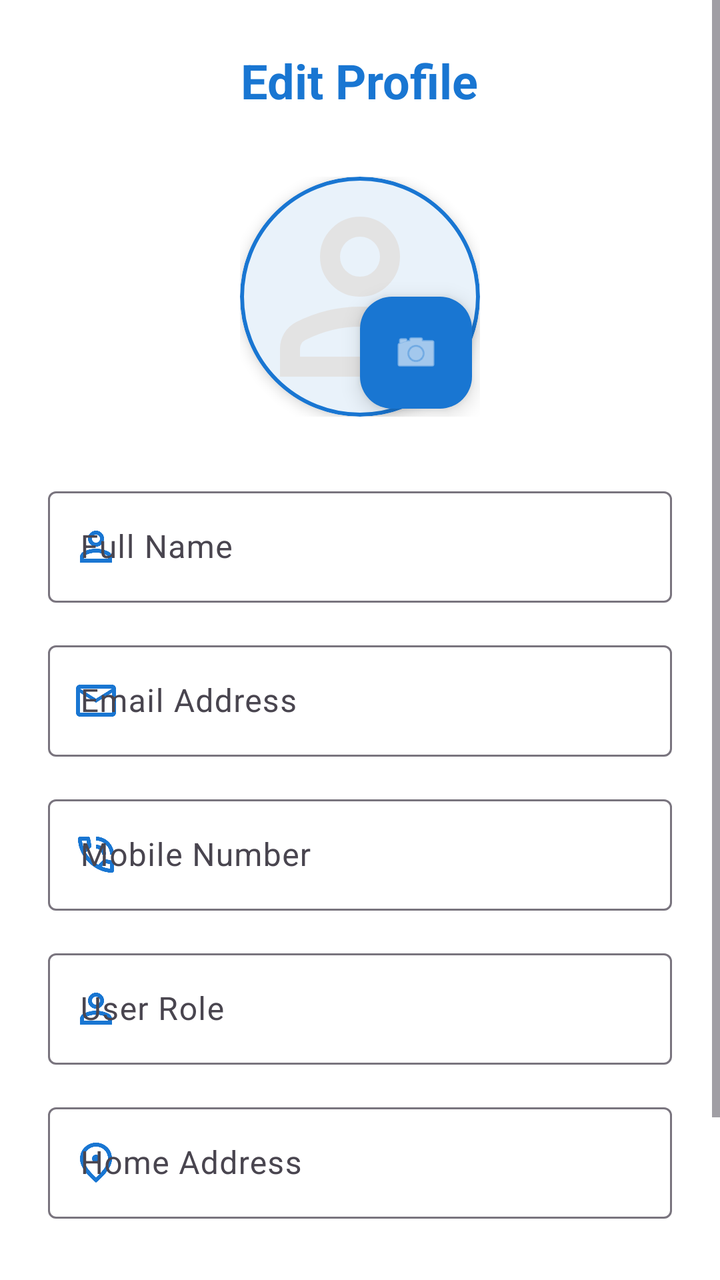
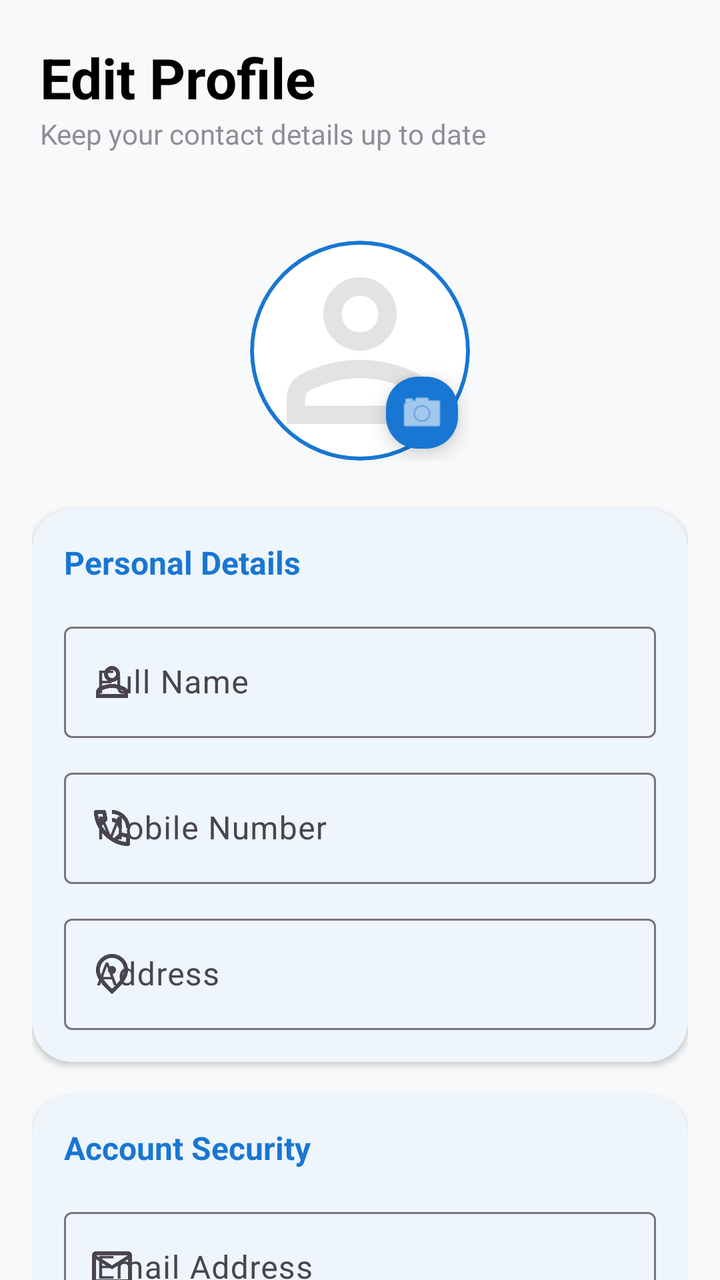

Two renders of the same Android screen: before a commit and after it. Below are the layout's source before the change and the commit's diff.
<!-- AndroidManifest.xml: application theme Theme.Urbanfix -->
<!-- res/layout/fragment_editprofile.xml -->
<?xml version="1.0" encoding="utf-8"?>
<ScrollView xmlns:android="http://schemas.android.com/apk/res/android"
    xmlns:app="http://schemas.android.com/apk/res-auto"
    xmlns:tools="http://schemas.android.com/tools"
    android:layout_width="match_parent"
    android:layout_height="match_parent"
    android:fillViewport="true"
    android:background="?android:attr/windowBackground">

    <LinearLayout
        android:layout_width="match_parent"
        android:layout_height="wrap_content"
        android:orientation="vertical"
        android:padding="24dp">

        <TextView
            android:layout_width="wrap_content"
            android:layout_height="wrap_content"
            android:text="Edit Profile"
            android:textSize="24sp"
            android:textColor="?attr/colorPrimary"
            android:textStyle="bold"
            android:layout_gravity="center"
            android:layout_marginBottom="32dp" />

        <androidx.constraintlayout.widget.ConstraintLayout
            android:layout_width="wrap_content"
            android:layout_height="wrap_content"
            android:layout_gravity="center"
            android:layout_marginBottom="32dp">

            <com.google.android.material.card.MaterialCardView
                android:id="@+id/cardProfileImage"
                android:layout_width="120dp"
                android:layout_height="120dp"
                app:cardCornerRadius="60dp"
                app:cardElevation="4dp"
                app:strokeColor="?attr/colorPrimary"
                app:strokeWidth="2dp"
                app:layout_constraintTop_toTopOf="parent"
                app:layout_constraintStart_toStartOf="parent"
                app:layout_constraintEnd_toEndOf="parent">

                <ImageView
                    android:id="@+id/ivEditProfilePicture"
                    android:layout_width="match_parent"
                    android:layout_height="match_parent"
                    android:scaleType="centerCrop"
                    android:src="@drawable/ic_person" />
            </com.google.android.material.card.MaterialCardView>

            <com.google.android.material.floatingactionbutton.FloatingActionButton
                android:id="@+id/btnChangeImage"
                android:layout_width="wrap_content"
                android:layout_height="wrap_content"
                app:fabSize="mini"
                app:srcCompat="@android:drawable/ic_menu_camera"
                app:backgroundTint="?attr/colorPrimary"
                app:tint="@color/white"
                app:layout_constraintBottom_toBottomOf="@id/cardProfileImage"
                app:layout_constraintEnd_toEndOf="@id/cardProfileImage"
                android:layout_marginEnd="4dp"
                android:layout_marginBottom="4dp" />
        </androidx.constraintlayout.widget.ConstraintLayout>

        <com.google.android.material.textfield.TextInputLayout
            style="@style/Widget.Material3.TextInputLayout.OutlinedBox"
            android:layout_width="match_parent"
            android:layout_height="wrap_content"
            android:hint="Full Name"
            app:startIconDrawable="@drawable/ic_person"
            app:startIconTint="?attr/colorPrimary">

            <com.google.android.material.textfield.TextInputEditText
                android:id="@+id/etEditName"
                android:layout_width="match_parent"
                android:layout_height="wrap_content"
                android:inputType="textPersonName" />
        </com.google.android.material.textfield.TextInputLayout>

        <com.google.android.material.textfield.TextInputLayout
            style="@style/Widget.Material3.TextInputLayout.OutlinedBox"
            android:layout_width="match_parent"
            android:layout_height="wrap_content"
            android:layout_marginTop="16dp"
            android:hint="Email Address"
            app:startIconDrawable="@drawable/ic_mail"
            app:startIconTint="?attr/colorPrimary">

            <com.google.android.material.textfield.TextInputEditText
                android:id="@+id/etEditEmail"
                android:layout_width="match_parent"
                android:layout_height="wrap_content"
                android:inputType="textEmailAddress" />
        </com.google.android.material.textfield.TextInputLayout>

        <com.google.android.material.textfield.TextInputLayout
            style="@style/Widget.Material3.TextInputLayout.OutlinedBox"
            android:layout_width="match_parent"
            android:layout_height="wrap_content"
            android:layout_marginTop="16dp"
            android:hint="Mobile Number"
            app:startIconDrawable="@drawable/ic_phone"
            app:startIconTint="?attr/colorPrimary">

            <com.google.android.material.textfield.TextInputEditText
                android:id="@+id/etEditMobile"
                android:layout_width="match_parent"
                android:layout_height="wrap_content"
                android:inputType="phone" />
        </com.google.android.material.textfield.TextInputLayout>

        <com.google.android.material.textfield.TextInputLayout
            style="@style/Widget.Material3.TextInputLayout.OutlinedBox"
            android:layout_width="match_parent"
            android:layout_height="wrap_content"
            android:layout_marginTop="16dp"
            android:hint="User Role"
            app:startIconDrawable="@drawable/ic_person"
            app:startIconTint="?attr/colorPrimary">

            <com.google.android.material.textfield.TextInputEditText
                android:id="@+id/etEditRole"
                android:layout_width="match_parent"
                android:layout_height="wrap_content"
                android:enabled="false"
                android:inputType="none" />
        </com.google.android.material.textfield.TextInputLayout>

        <com.google.android.material.textfield.TextInputLayout
            style="@style/Widget.Material3.TextInputLayout.OutlinedBox"
            android:layout_width="match_parent"
            android:layout_height="wrap_content"
            android:layout_marginTop="16dp"
            android:hint="Home Address"
            app:startIconDrawable="@drawable/ic_location"
            app:startIconTint="?attr/colorPrimary">

            <com.google.android.material.textfield.TextInputEditText
                android:id="@+id/etEditAddress"
                android:layout_width="match_parent"
                android:layout_height="wrap_content"
                android:inputType="textPostalAddress" />
        </com.google.android.material.textfield.TextInputLayout>

        <com.google.android.material.button.MaterialButton
            android:id="@+id/btnSaveProfile"
            android:layout_width="match_parent"
            android:layout_height="60dp"
            android:layout_marginTop="40dp"
            android:text="SAVE CHANGES"
            android:textStyle="bold"
            app:cornerRadius="16dp" />

    </LinearLayout>
</ScrollView>
<!-- resources referenced by this layout -->
<resources>
  <color name="white">#FFFFFFFF</color>
  <!-- drawable ic_location (drawable) -->
  <vector xmlns:android="http://schemas.android.com/apk/res/android"
      android:width="24dp"
      android:height="24dp"
      android:viewportWidth="960"
      android:viewportHeight="960">
    <path
        android:pathData="M536.5,456.5Q560,433 560,400t-23.5,-56.5Q513,320 480,320t-56.5,23.5Q400,367 400,400t23.5,56.5Q447,480 480,480t56.5,-23.5ZM480,774q122,-112 181,-203.5T720,408q0,-109 -69.5,-178.5T480,160q-101,0 -170.5,69.5T240,408q0,71 59,162.5T480,774ZM480,880Q319,743 239.5,625.5T160,408q0,-150 96.5,-239T480,80q127,0 223.5,89T800,408q0,100 -79.5,217.5T480,880ZM480,400Z"
        android:fillColor="#e3e3e3"/>
  </vector>
  <!-- drawable ic_mail (drawable) -->
  <vector xmlns:android="http://schemas.android.com/apk/res/android"
      android:width="24dp"
      android:height="24dp"
      android:viewportWidth="24"
      android:viewportHeight="24">
    <path
        android:pathData="M22,6c0,-1.1 -0.9,-2 -2,-2L4,4c-1.1,0 -2,0.9 -2,2v12c0,1.1 0.9,2 2,2h16c1.1,0 2,-0.9 2,-2L22,6zM20,6l-8,4.99L4,6h16zM20,18L4,18L4,8l8,5 8,-5v10z"
        android:fillColor="#e3e3e3"/>
  </vector>
  <!-- drawable ic_person (drawable) -->
  <vector xmlns:android="http://schemas.android.com/apk/res/android"
      android:width="24dp"
      android:height="24dp"
      android:viewportWidth="960"
      android:viewportHeight="960">
    <path
        android:pathData="M480,480q-66,0 -113,-47t-47,-113q0,-66 47,-113t113,-47q66,0 113,47t47,113q0,66 -47,113t-113,47ZM160,800v-112q0,-34 17.5,-62.5T224,582q62,-31 126,-46.5T480,520q66,0 130,15.5T736,582q29,15 46.5,43.5T800,688v112L160,800ZM240,720h480v-32q0,-11 -5.5,-20T700,654q-54,-27 -109,-40.5T480,600q-56,0 -111,13.5T260,654q-9,5 -14.5,14t-5.5,20v32ZM480,400q33,0 56.5,-23.5T560,320q0,-33 -23.5,-56.5T480,240q-33,0 -56.5,23.5T400,320q0,33 23.5,56.5T480,400ZM480,320ZM480,720Z"
        android:fillColor="#e3e3e3"/>
  </vector>
  <style name="Theme.Urbanfix" parent="Base.Theme.Urbanfix" />
  <style name="Base.Theme.Urbanfix" parent="Theme.Material3.DayNight.NoActionBar">
          <item name="colorPrimary">#1976D2</item>
          <item name="colorOnPrimary">#FFFFFF</item>
          <item name="colorSecondary">#42A5F5</item>
          <item name="colorOnSecondary">#FFFFFF</item>
          <item name="android:statusBarColor">#1976D2</item>
          <item name="android:windowBackground">#FFFFFF</item>
          <item name="colorSurface">#FFFFFF</item>
          <item name="colorOnSurface">#212121</item>
          <item name="colorSurfaceVariant">#F5F5F5</item>
          <item name="android:textSize">16sp</item>
      </style>
  <!-- unchanged entries left out for length: 1 -->
</resources>

<!-- the commit's change to res/layout/fragment_editprofile.xml (unified diff, before → after) -->
@@ -1,156 +1,228 @@
 <?xml version="1.0" encoding="utf-8"?>
-<ScrollView xmlns:android="http://schemas.android.com/apk/res/android"
+<androidx.constraintlayout.widget.ConstraintLayout xmlns:android="http://schemas.android.com/apk/res/android"
     xmlns:app="http://schemas.android.com/apk/res-auto"
     xmlns:tools="http://schemas.android.com/tools"
     android:layout_width="match_parent"
     android:layout_height="match_parent"
-    android:fillViewport="true"
-    android:background="?android:attr/windowBackground">
+    android:background="#F8F9FA">
 
     <LinearLayout
+        android:id="@+id/topBar"
         android:layout_width="match_parent"
         android:layout_height="wrap_content"
         android:orientation="vertical"
-        android:padding="24dp">
+        android:padding="20dp"
+        app:layout_constraintTop_toTopOf="parent">
 
         <TextView
             android:layout_width="wrap_content"
             android:layout_height="wrap_content"
             android:text="Edit Profile"
-            android:textSize="24sp"
-            android:textColor="?attr/colorPrimary"
-            android:textStyle="bold"
-            android:layout_gravity="center"
-            android:layout_marginBottom="32dp" />
-
-        <androidx.constraintlayout.widget.ConstraintLayout
+            android:textColor="@color/black"
+            android:textSize="28sp"
+            android:textStyle="bold" />
+
+        <TextView
             android:layout_width="wrap_content"
             android:layout_height="wrap_content"
-            android:layout_gravity="center"
-            android:layout_marginBottom="32dp">
-
-            <com.google.android.material.card.MaterialCardView
-                android:id="@+id/cardProfileImage"
-                android:layout_width="120dp"
-                android:layout_height="120dp"
-                app:cardCornerRadius="60dp"
-                app:cardElevation="4dp"
-                app:strokeColor="?attr/colorPrimary"
-                app:strokeWidth="2dp"
-                app:layout_constraintTop_toTopOf="parent"
-                app:layout_constraintStart_toStartOf="parent"
-                app:layout_constraintEnd_toEndOf="parent">
-
-                <ImageView
-                    android:id="@+id/ivEditProfilePicture"
-                    android:layout_width="match_parent"
-                    android:layout_height="match_parent"
-                    android:scaleType="centerCrop"
-                    android:src="@drawable/ic_person" />
-            </com.google.android.material.card.MaterialCardView>
-
-            <com.google.android.material.floatingactionbutton.FloatingActionButton
-                android:id="@+id/btnChangeImage"
+            android:alpha="0.6"
+            android:text="Keep your contact details up to date"
+            android:textSize="14sp" />
+    </LinearLayout>
+
+    <ScrollView
+        android:layout_width="match_parent"
+        android:layout_height="0dp"
+        android:fillViewport="true"
+        android:scrollbars="none"
+        app:layout_constraintBottom_toBottomOf="parent"
+        app:layout_constraintTop_toBottomOf="@id/topBar">
+
+        <LinearLayout
+            android:layout_width="match_parent"
+            android:layout_height="wrap_content"
+            android:orientation="vertical"
+            android:paddingHorizontal="16dp"
+            android:paddingBottom="32dp">
+
+            <androidx.constraintlayout.widget.ConstraintLayout
                 android:layout_width="wrap_content"
                 android:layout_height="wrap_content"
-                app:fabSize="mini"
-                app:srcCompat="@android:drawable/ic_menu_camera"
-                app:backgroundTint="?attr/colorPrimary"
-                app:tint="@color/white"
-                app:layout_constraintBottom_toBottomOf="@id/cardProfileImage"
-                app:layout_constraintEnd_toEndOf="@id/cardProfileImage"
-                android:layout_marginEnd="4dp"
-                android:layout_marginBottom="4dp" />
-        </androidx.constraintlayout.widget.ConstraintLayout>
-
-        <com.google.android.material.textfield.TextInputLayout
-            style="@style/Widget.Material3.TextInputLayout.OutlinedBox"
-            android:layout_width="match_parent"
-            android:layout_height="wrap_content"
-            android:hint="Full Name"
-            app:startIconDrawable="@drawable/ic_person"
-            app:startIconTint="?attr/colorPrimary">
-
-            <com.google.android.material.textfield.TextInputEditText
-                android:id="@+id/etEditName"
+                android:layout_gravity="center"
+                android:layout_marginVertical="24dp">
+
+                <com.google.android.material.card.MaterialCardView
+                    android:id="@+id/cardProfileImage"
+                    android:layout_width="110dp"
+                    android:layout_height="110dp"
+                    app:cardCornerRadius="55dp"
+                    app:cardElevation="0dp"
+                    app:strokeColor="?attr/colorPrimary"
+                    app:strokeWidth="2dp"
+                    app:layout_constraintTop_toTopOf="parent"
+                    app:layout_constraintStart_toStartOf="parent">
+
+                    <ImageView
+                        android:id="@+id/ivEditProfilePicture"
+                        android:layout_width="match_parent"
+                        android:layout_height="match_parent"
+                        android:scaleType="centerCrop"
+                        android:src="@drawable/ic_person" />
+                </com.google.android.material.card.MaterialCardView>
+
+                <com.google.android.material.floatingactionbutton.FloatingActionButton
+                    android:id="@+id/btnChangeImage"
+                    android:layout_width="wrap_content"
+                    android:layout_height="wrap_content"
+                    app:fabCustomSize="36dp"
+                    app:srcCompat="@android:drawable/ic_menu_camera"
+                    app:backgroundTint="?attr/colorPrimary"
+                    app:tint="@color/white"
+                    app:layout_constraintBottom_toBottomOf="@id/cardProfileImage"
+                    app:layout_constraintEnd_toEndOf="@id/cardProfileImage" />
+            </androidx.constraintlayout.widget.ConstraintLayout>
+
+            <com.google.android.material.card.MaterialCardView
                 android:layout_width="match_parent"
                 android:layout_height="wrap_content"
-                android:inputType="textPersonName" />
-        </com.google.android.material.textfield.TextInputLayout>
-
-        <com.google.android.material.textfield.TextInputLayout
-            style="@style/Widget.Material3.TextInputLayout.OutlinedBox"
-            android:layout_width="match_parent"
-            android:layout_height="wrap_content"
-            android:layout_marginTop="16dp"
-            android:hint="Email Address"
-            app:startIconDrawable="@drawable/ic_mail"
-            app:startIconTint="?attr/colorPrimary">
-
-            <com.google.android.material.textfield.TextInputEditText
-                android:id="@+id/etEditEmail"
+                android:layout_marginBottom="16dp"
+                app:cardCornerRadius="20dp"
+                app:cardElevation="2dp"
+                app:strokeWidth="0dp">
+
+                <LinearLayout
+                    android:layout_width="match_parent"
+                    android:layout_height="wrap_content"
+                    android:orientation="vertical"
+                    android:padding="16dp">
+
+                    <TextView
+                        android:layout_width="wrap_content"
+                        android:layout_height="wrap_content"
+                        android:text="Personal Details"
+                        android:textStyle="bold"
+                        android:textColor="?attr/colorPrimary"
+                        android:layout_marginBottom="16dp"/>
+
+                    <com.google.android.material.textfield.TextInputLayout
+                        style="@style/Widget.Material3.TextInputLayout.OutlinedBox"
+                        android:layout_width="match_parent"
+                        android:layout_height="wrap_content"
+                        android:hint="Full Name"
+                        app:startIconDrawable="@drawable/ic_person">
+                        <com.google.android.material.textfield.TextInputEditText
+                            android:id="@+id/etEditName"
+                            android:layout_width="match_parent"
+                            android:layout_height="wrap_content" />
+                    </com.google.android.material.textfield.TextInputLayout>
+
+                    <com.google.android.material.textfield.TextInputLayout
+                        style="@style/Widget.Material3.TextInputLayout.OutlinedBox"
+                        android:layout_width="match_parent"
+                        android:layout_height="wrap_content"
+                        android:layout_marginTop="12dp"
+                        android:hint="Mobile Number"
+                        app:startIconDrawable="@drawable/ic_phone">
+                        <com.google.android.material.textfield.TextInputEditText
+                            android:id="@+id/etEditMobile"
+                            android:layout_width="match_parent"
+                            android:layout_height="wrap_content"
+                            android:inputType="phone" />
+                    </com.google.android.material.textfield.TextInputLayout>
+
+                    <com.google.android.material.textfield.TextInputLayout
+                        style="@style/Widget.Material3.TextInputLayout.OutlinedBox"
+                        android:layout_width="match_parent"
+                        android:layout_height="wrap_content"
+                        android:layout_marginTop="12dp"
+                        android:hint="Address"
+                        app:startIconDrawable="@drawable/ic_location">
+                        <com.google.android.material.textfield.TextInputEditText
+                            android:id="@+id/etEditAddress"
+                            android:layout_width="match_parent"
+                            android:layout_height="wrap_content" />
+                    </com.google.android.material.textfield.TextInputLayout>
+                </LinearLayout>
+            </com.google.android.material.card.MaterialCardView>
+
+            <com.google.android.material.card.MaterialCardView
                 android:layout_width="match_parent"
                 android:layout_height="wrap_content"
-                android:inputType="textEmailAddress" />
-        </com.google.android.material.textfield.TextInputLayout>
-
-        <com.google.android.material.textfield.TextInputLayout
-            style="@style/Widget.Material3.TextInputLayout.OutlinedBox"
-            android:layout_width="match_parent"
-            android:layout_height="wrap_content"
-            android:layout_marginTop="16dp"
-            android:hint="Mobile Number"
-            app:startIconDrawable="@drawable/ic_phone"
-            app:startIconTint="?attr/colorPrimary">
-
-            <com.google.android.material.textfield.TextInputEditText
-                android:id="@+id/etEditMobile"
+                android:layout_marginBottom="24dp"
+                app:cardCornerRadius="20dp"
+                app:cardElevation="2dp"
+                app:strokeWidth="0dp">
+
+                <LinearLayout
+                    android:layout_width="match_parent"
+                    android:layout_height="wrap_content"
+                    android:orientation="vertical"
+                    android:padding="16dp">
+
+                    <TextView
+                        android:layout_width="wrap_content"
+                        android:layout_height="wrap_content"
+                        android:text="Account Security"
+                        android:textStyle="bold"
+                        android:textColor="?attr/colorPrimary"
+                        android:layout_marginBottom="16dp"/>
+
+                    <com.google.android.material.textfield.TextInputLayout
+                        style="@style/Widget.Material3.TextInputLayout.OutlinedBox"
+                        android:layout_width="match_parent"
+                        android:layout_height="wrap_content"
+                        android:hint="Email Address"
+                        app:startIconDrawable="@drawable/ic_mail">
+                        <com.google.android.material.textfield.TextInputEditText
+                            android:id="@+id/etEditEmail"
+                            android:layout_width="match_parent"
+                            android:layout_height="wrap_content"
+                            android:enabled="false" />
+                    </com.google.android.material.textfield.TextInputLayout>
+
+                    <LinearLayout
+                        android:id="@+id/passwordLayout"
+                        android:layout_width="match_parent"
+                        android:layout_height="wrap_content"
+                        android:orientation="vertical"
+                        android:visibility="gone"
+                        android:layout_marginTop="12dp">
+
+                        <com.google.android.material.textfield.TextInputLayout
+                            style="@style/Widget.Material3.TextInputLayout.OutlinedBox"
+                            android:layout_width="match_parent"
+                            android:layout_height="wrap_content"
+                            android:hint="New Password"
+                            app:passwordToggleEnabled="true"
+                            app:startIconDrawable="@drawable/ic_lock">
+                            <com.google.android.material.textfield.TextInputEditText
+                                android:id="@+id/etNewPassword"
+                                android:layout_width="match_parent"
+                                android:layout_height="wrap_content"
+                                android:inputType="textPassword" />
+                        </com.google.android.material.textfield.TextInputLayout>
+                    </LinearLayout>
+
+                    <com.google.android.material.button.MaterialButton
+                        android:id="@+id/btnShowPasswordFields"
+                        style="@style/Widget.Material3.Button.TextButton"
+                        android:layout_width="wrap_content"
+                        android:layout_height="wrap_content"
+                        android:layout_marginTop="8dp"
+                        android:text="Change Password?"
+                        android:textColor="?attr/colorPrimary" />
+
+                </LinearLayout>
+            </com.google.android.material.card.MaterialCardView>
+
+            <com.google.android.material.button.MaterialButton
+                android:id="@+id/btnSaveProfile"
                 android:layout_width="match_parent"
-                android:layout_height="wrap_content"
-                android:inputType="phone" />
-        </com.google.android.material.textfield.TextInputLayout>
-
-        <com.google.android.material.textfield.TextInputLayout
-            style="@style/Widget.Material3.TextInputLayout.OutlinedBox"
-            android:layout_width="match_parent"
-            android:layout_height="wrap_content"
-            android:layout_marginTop="16dp"
-            android:hint="User Role"
-            app:startIconDrawable="@drawable/ic_person"
-            app:startIconTint="?attr/colorPrimary">
-
-            <com.google.android.material.textfield.TextInputEditText
-                android:id="@+id/etEditRole"
-                android:layout_width="match_parent"
-                android:layout_height="wrap_content"
-                android:enabled="false"
-                android:inputType="none" />
-        </com.google.android.material.textfield.TextInputLayout>
-
-        <com.google.android.material.textfield.TextInputLayout
-            style="@style/Widget.Material3.TextInputLayout.OutlinedBox"
-            android:layout_width="match_parent"
-            android:layout_height="wrap_content"
-            android:layout_marginTop="16dp"
-            android:hint="Home Address"
-            app:startIconDrawable="@drawable/ic_location"
-            app:startIconTint="?attr/colorPrimary">
-
-            <com.google.android.material.textfield.TextInputEditText
-                android:id="@+id/etEditAddress"
-                android:layout_width="match_parent"
-                android:layout_height="wrap_content"
-                android:inputType="textPostalAddress" />
-        </com.google.android.material.textfield.TextInputLayout>
-
-        <com.google.android.material.button.MaterialButton
-            android:id="@+id/btnSaveProfile"
-            android:layout_width="match_parent"
-            android:layout_height="60dp"
-            android:layout_marginTop="40dp"
-            android:text="SAVE CHANGES"
-            android:textStyle="bold"
-            app:cornerRadius="16dp" />
-
-    </LinearLayout>
-</ScrollView>
+                android:layout_height="60dp"
+                android:text="SAVE CHANGES"
+                android:textStyle="bold"
+                app:cornerRadius="16dp" />
+
+        </LinearLayout>
+    </ScrollView>
+</androidx.constraintlayout.widget.ConstraintLayout>
<!-- resource entries referenced after the edit -->
@@ -1,5 +1,6 @@
 <!-- resources referenced by this layout -->
 <resources>
+  <color name="black">#FF000000</color>
   <color name="white">#FFFFFFFF</color>
   <!-- drawable ic_location (drawable) -->
   <vector xmlns:android="http://schemas.android.com/apk/res/android"
@@ -9,6 +10,16 @@
       android:viewportHeight="960">
     <path
         android:pathData="M536.5,456.5Q560,433 560,400t-23.5,-56.5Q513,320 480,320t-56.5,23.5Q400,367 400,400t23.5,56.5Q447,480 480,480t56.5,-23.5ZM480,774q122,-112 181,-203.5T720,408q0,-109 -69.5,-178.5T480,160q-101,0 -170.5,69.5T240,408q0,71 59,162.5T480,774ZM480,880Q319,743 239.5,625.5T160,408q0,-150 96.5,-239T480,80q127,0 223.5,89T800,408q0,100 -79.5,217.5T480,880ZM480,400Z"
+        android:fillColor="#e3e3e3"/>
+  </vector>
+  <!-- drawable ic_lock (drawable) -->
+  <vector xmlns:android="http://schemas.android.com/apk/res/android"
+      android:width="24dp"
+      android:height="24dp"
+      android:viewportWidth="960"
+      android:viewportHeight="960">
+    <path
+        android:pathData="M240,880q-33,0 -56.5,-23.5T160,800v-400q0,-33 23.5,-56.5T240,320h40v-80q0,-83 58.5,-141.5T480,40q83,0 141.5,58.5T680,240v80h40q33,0 56.5,23.5T800,400v400q0,33 -23.5,56.5T720,880L240,880ZM240,800h480v-400L240,400v400ZM480,680q33,0 56.5,-23.5T560,600q0,-33 -23.5,-56.5T480,520q-33,0 -56.5,23.5T400,600q0,33 23.5,56.5T480,680ZM360,320h240v-80q0,-50 -35,-85t-85,-35q-50,0 -85,35t-35,85v80ZM240,800v-400,400Z"
         android:fillColor="#e3e3e3"/>
   </vector>
   <!-- drawable ic_mail (drawable) -->
